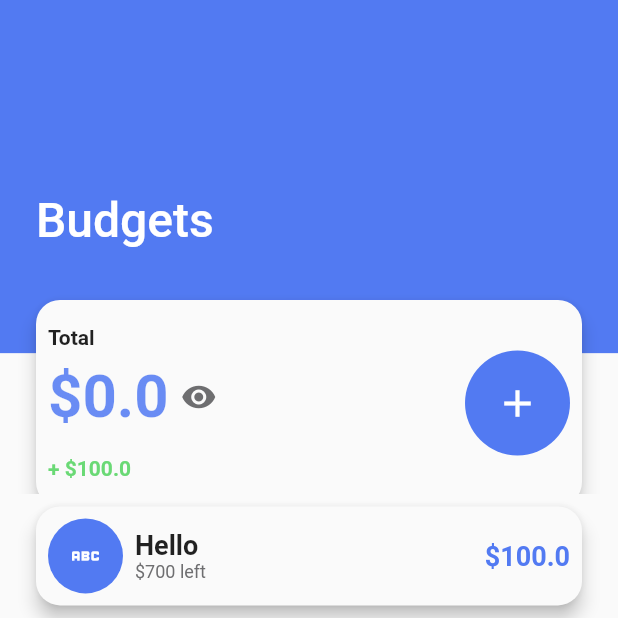
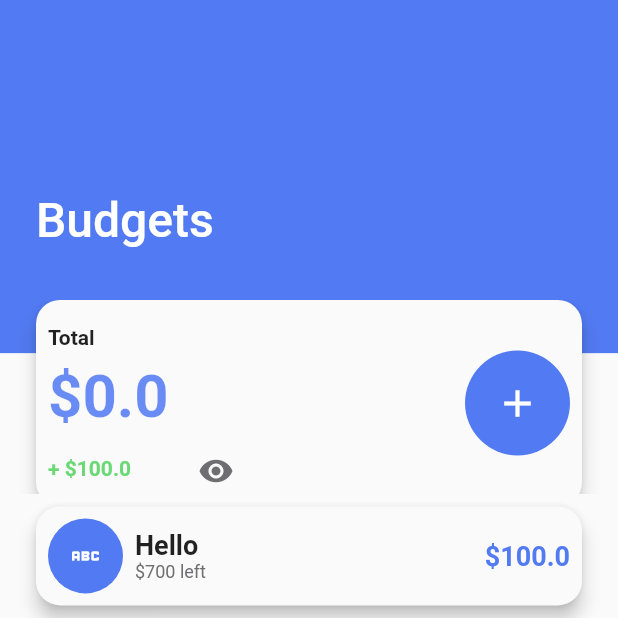
Before and after one commit to MightyNawaf/Waffer-Tuwaiq, a Flutter app: the screen it shows after launch, on a phone screen of 412 x 824 dp, the top half of it. Run offline on Flutter 3.47's test engine with Material 2 defaults, Android fonts, the phone set to English and light mode, and no system bars; drawn by our look-alikes of flutter_animate, flutter_slidable, liquid_pull_to_refresh, shimmer, zoom_tap_animation; our stand-ins replace awesome_dialog, flutter_staggered_animations, rive.

Commit message:
new animation

```diff
--- a/lib/components/budget_card.dart
+++ b/lib/components/budget_card.dart
@@ -1,6 +1,5 @@
 import 'package:flutter/material.dart';
 import 'package:flutter/services.dart';
-import 'package:flutter_animate/flutter_animate.dart';
 import 'package:waffer/components/transaction_sheet.dart';
 import 'package:waffer/constants/colors.dart';
 import 'package:waffer/constants/spacings.dart';
@@ -20,20 +19,24 @@ class BudgetCard extends StatefulWidget {
 }
 
 class _BudgetCardState extends State<BudgetCard> {
+  double opacityLevel = 1.0;
   @override
   Widget build(BuildContext context) {
     final height = Data.isExpanded ? context.height / 3 : context.height / 6;
 
-    return InkWell(
+    return Stack(
+      children: [
+        InkWell(
           onTap: () async {
             Data.isExpanded = !Data.isExpanded;
 
             setState(() {});
             context.findAncestorStateOfType<MyHomePageState>()?.setState(() {});
           },
-      child: AnimatedContainer(
-        duration: const Duration(milliseconds: 100),
-        curve: Curves.easeInOut,
+          child: AnimatedOpacity(
+            opacity: opacityLevel,
+            duration: const Duration(seconds: 2),
+            child: Container(
               height: height,
               margin: const EdgeInsets.symmetric(horizontal: 24),
               child: Material(
@@ -63,10 +66,6 @@ class _BudgetCardState extends State<BudgetCard> {
                                 ),
                               ).shimmered,
                               kHSpace8,
-                        const Icon(
-                          Icons.remove_red_eye,
-                          color: WColors.grey,
-                        )
                             ],
                           ),
                           kVSpace16,
@@ -111,14 +110,22 @@ class _BudgetCardState extends State<BudgetCard> {
                   ),
                 ),
               ),
-      )
-          .animate()
-          .fade(
-            duration: 500.ms,
-          )
-          .scale(
-            delay: 500.ms,
             ),
+          ),
+        ),
+        Positioned(
+          left: 120,
+          top: 90,
+          child: IconButton(icon: Icon( opacityLevel == 0 ? Icons.visibility_off : Icons.remove_red_eye,
+                color: WColors.grey,
+              ),
+              onPressed: () {
+                setState(() {
+                  opacityLevel = opacityLevel == 0.0 ? 1.0 : 0.0;
+                });
+              }),
+        ),
+      ],
     );
   }
 }
```
Also changed, not shown: 2 other files. Lines whose indentation alone changed are shown as unchanged.
